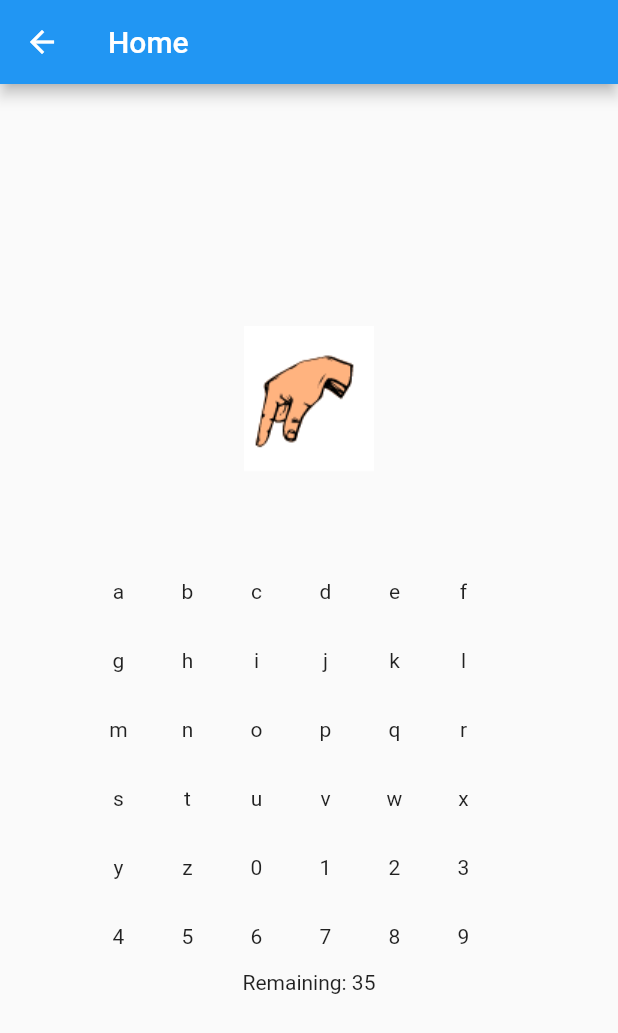
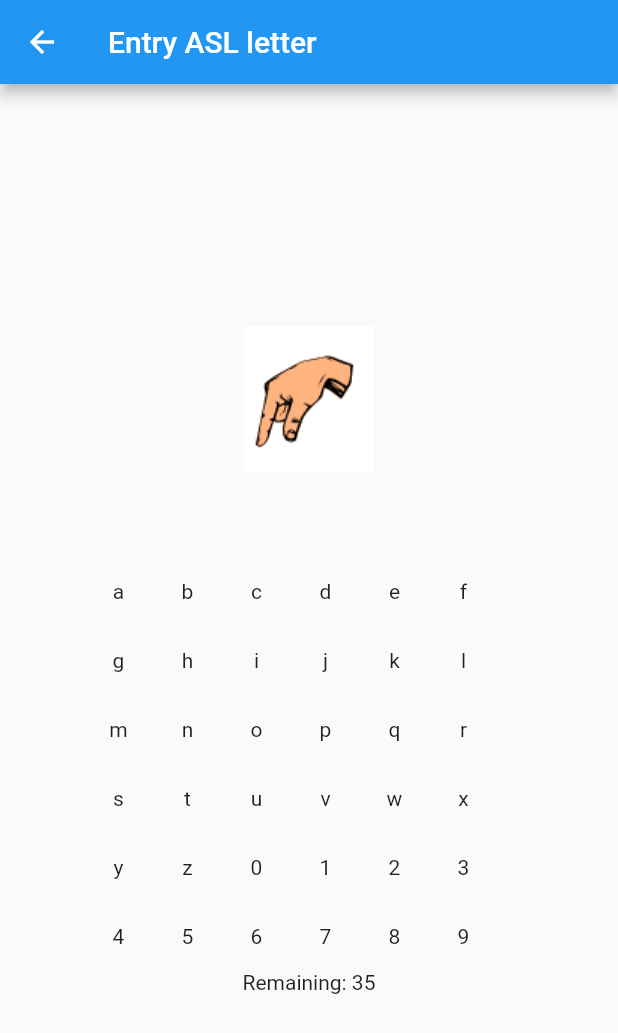
Before and after one commit to GitHubStuff/asl, a Flutter app: the ASLQuizPage screen opened by its route, on a phone screen of 412 x 824 dp. Shown: the top 1033 px of the screen. Run offline on Flutter 3.47's test engine with Material 2 defaults, Android fonts, the phone set to English and light mode, and no system bars; our stand-ins replace flutter_bloc, flutter_modular, hive_flutter, hooks_riverpod; accounts and stored records are empty.

Commit message:
sample release

```diff
--- a/lib/screens/asl_quiz_page.dart
+++ b/lib/screens/asl_quiz_page.dart
@@ -20,7 +20,16 @@ class ASLQuizPage extends StatelessWidget {
   @override
   Widget build(BuildContext context) {
     return Scaffold(
-      appBar: AppBar(title: const Text('Home')),
+      appBar: AppBar(
+        leading: IconButton(
+          icon: const Icon(Icons.arrow_back),
+          onPressed: () {
+            Modular.to.navigate(HomeScaffold.route);
+            cubit.finishQuiz();
+          },
+        ),
+        title: const Text('Entry ASL letter'),
+      ),
       body: Center(
         child: Column(
           mainAxisAlignment: MainAxisAlignment.center,
```
Also changed, not shown: lib/widgets/incorrect_answer.dart (+6 -5 lines).
